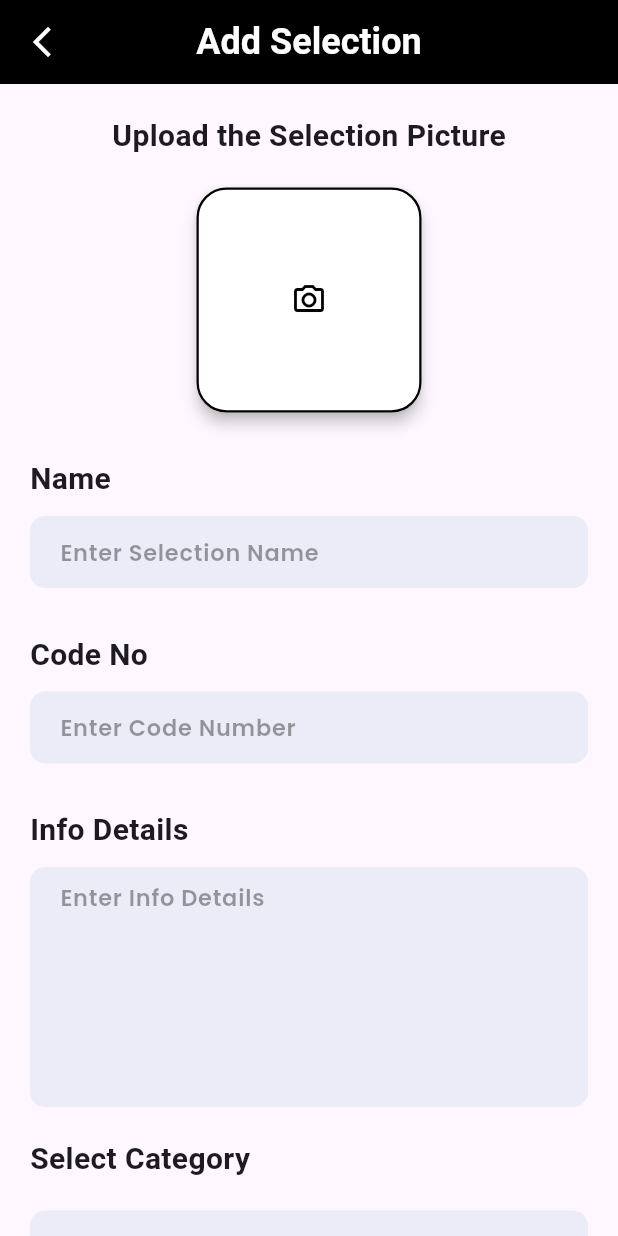
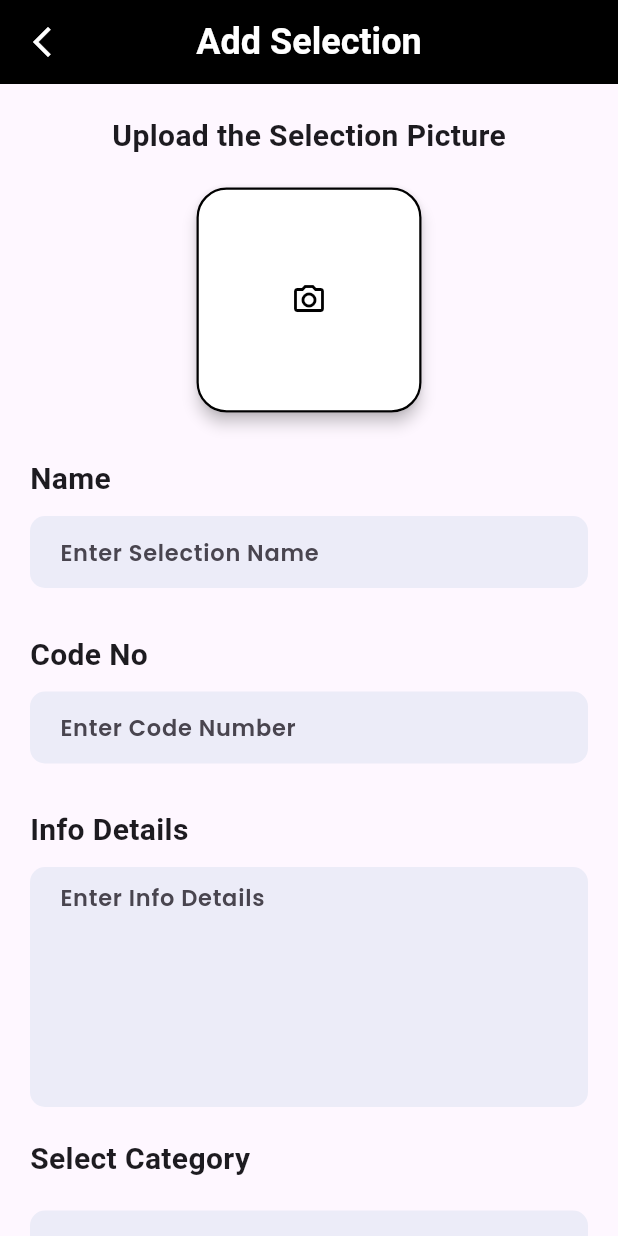
Before and after one commit to minnaingpaingoo/ucstt_voting, a Flutter app: the AddSelection screen opened directly, on a phone screen of 412 x 824 dp. Run offline on Flutter 3.47's test engine with Material 3 defaults, Android fonts, the phone set to English and light mode, and no system bars; our stand-ins replace cloud_firestore, curved_navigation_bar, firebase_auth, firebase_core, image_picker, pdf and 2 more; accounts and stored records are empty.

Commit message:
final commit

```diff
--- a/lib/admin/add_selection.dart
+++ b/lib/admin/add_selection.dart
@@ -3,7 +3,6 @@ import 'package:cloud_firestore/cloud_firestore.dart';
 import 'package:flutter/material.dart';
 import 'package:image_picker/image_picker.dart';
 import 'package:ucstt_voting/services/database.dart';
-import 'package:ucstt_voting/widgets/widget_support.dart';
 
 class AddSelection extends StatefulWidget {
   const AddSelection({super.key});
@@ -210,16 +209,20 @@ class _AddSelectionState extends State<AddSelection> {
                   padding: const EdgeInsets.symmetric(horizontal: 20.0),
                   width: MediaQuery.of(context).size.width,
                   decoration: BoxDecoration(
-                    color: const Color(0xFFececf8),
+                    color:const Color(0xFFececf8),
                     borderRadius: BorderRadius.circular(10),
                   ),
                   child: TextFormField(
                     controller: nameController,
                     validator: (value) => value == null || value.isEmpty ? 'Please enter selection name' : null,
-                    decoration: InputDecoration(
+                    decoration: const InputDecoration(
                       border: InputBorder.none,
                       hintText: "Enter Selection Name",
-                      hintStyle: AppWidget.lightTextFieldStyle(),
+                      hintStyle: TextStyle(
+                         fontSize:15,
+                        fontWeight: FontWeight.w500,
+                        fontFamily: 'Poppin',
+                      ),
                     ),
                   ),
                 ),
@@ -252,10 +255,14 @@ class _AddSelectionState extends State<AddSelection> {
                       }
                       return null;
                     },
-                    decoration: InputDecoration(
+                    decoration: const InputDecoration(
                       border: InputBorder.none,
                       hintText: "Enter Code Number",
-                      hintStyle: AppWidget.lightTextFieldStyle(),
+                      hintStyle: TextStyle(
+                         fontSize:15,
+                        fontWeight: FontWeight.w500,
+                        fontFamily: 'Poppin',
+                      ),
                     ),
                   ),
                 ),
@@ -283,10 +290,14 @@ class _AddSelectionState extends State<AddSelection> {
                     maxLines: 6,
                     controller: detailsController,
                     validator: (value) => value == null || value.isEmpty ? 'Please enter info details' : null,
-                    decoration: InputDecoration(
+                    decoration: const InputDecoration(
                       border: InputBorder.none,
                       hintText: "Enter Info Details",
-                      hintStyle: AppWidget.lightTextFieldStyle(),
+                      hintStyle: TextStyle(
+                         fontSize:15,
+                        fontWeight: FontWeight.w500,
+                        fontFamily: 'Poppin',
+                      ),
                     ),
                   ),
                 ),
--- a/lib/admin/master_setting/voting_analytics.dart
+++ b/lib/admin/master_setting/voting_analytics.dart
@@ -163,12 +163,12 @@ class _VotingAnalyticsState extends State<VotingAnalytics> {
             ),
           ),
           Padding(
-            padding: const EdgeInsets.all(16.0),
+            padding: const EdgeInsets.all(5.0),
             child: TextField(
               onChanged: _filterVotes,
               decoration: InputDecoration(
                 prefixIcon: const Icon(Icons.search),
-                hintText: "Search by username",
+                hintText: "Search by User Name",
                 border: OutlineInputBorder(
                   borderRadius: BorderRadius.circular(8.0),
                 ),
```
Also changed, not shown: lib/admin/add_category.dart (+6 -3 lines), lib/user/loading.dart (+20 -5 lines).
